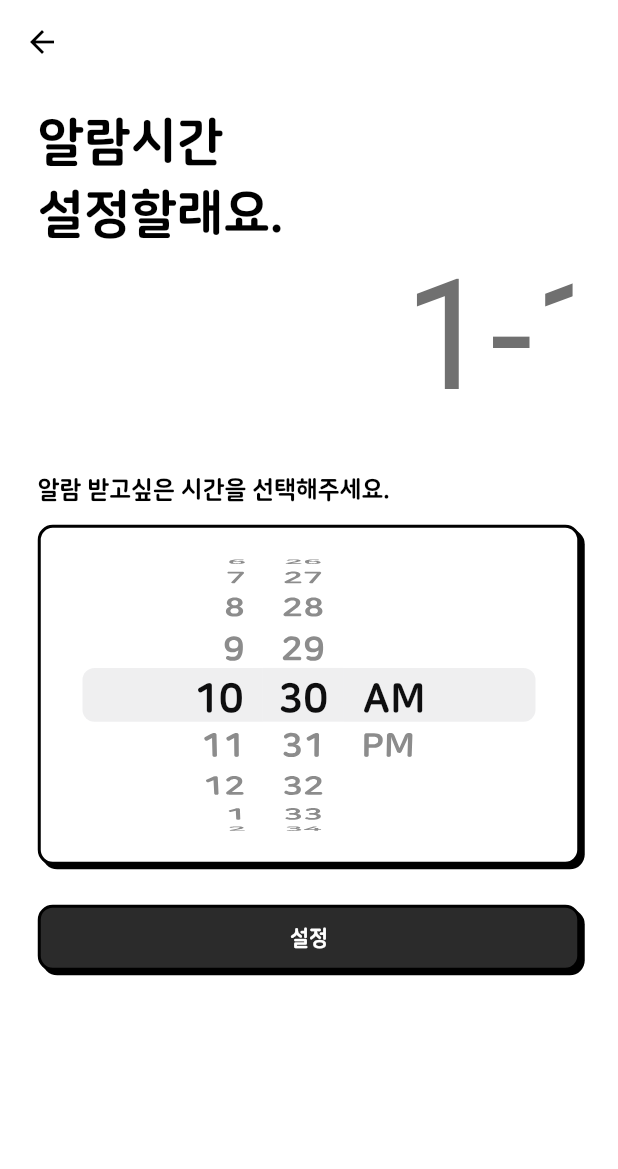
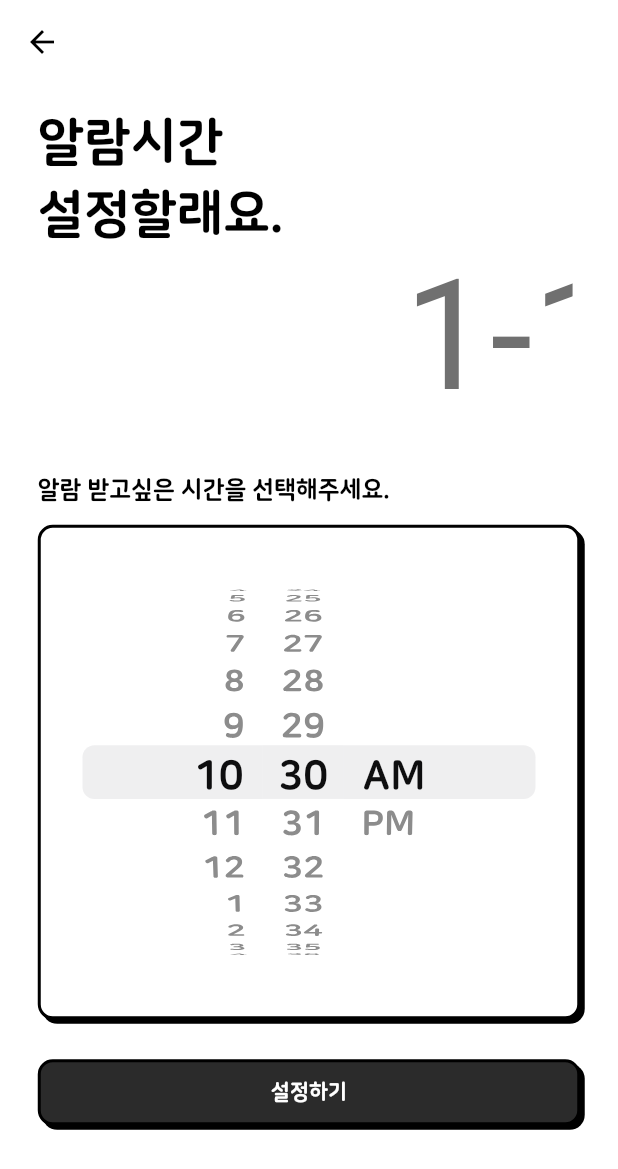
Before and after one commit to Heewookji/dhh_client, a Flutter app: the AlarmScreen screen opened by its route, on a phone screen of 412 x 824 dp. Shown: the top 1169 px of the screen. Run offline on Flutter 3.47's test engine with Material 2 defaults, Android fonts, the light colour scheme and no system bars; our stand-ins replace built_value, flutter_local_notifications, flutter_native_timezone, flutter_svg, sqflite, timezone; accounts and stored records are empty; generated files the repository leaves out were written again.

Commit message:
fix: ui 디테일 수정

```diff
--- a/lib/screens/alarm_screen.dart
+++ b/lib/screens/alarm_screen.dart
@@ -67,7 +67,7 @@ class _AlarmScreenState extends State<AlarmScreen> {
                 margin: EdgeInsets.only(bottom: _screenSize.height * 0.01621),
               ),
               Container(
-                height: _screenSize.height * 0.275,
+                height: _screenSize.height * 0.4,
                 child: CustomCard(
                   FutureBuilder<DateTime>(
                     future: NotificationService.getCurrentNotification(),
@@ -95,12 +95,15 @@ class _AlarmScreenState extends State<AlarmScreen> {
               ),
               Container(
                 child: CustomRaisedButton(
-                  '설정',
+                  '설정하기',
                   color: Colors.black,
                   onPressed: _setAlarmSchedule,
                   alignment: Alignment.center,
                 ),
-                margin: EdgeInsets.only(top: _screenSize.height * 0.03243),
+                margin: EdgeInsets.only(
+                  top: _screenSize.height * 0.03243,
+                  bottom: _screenSize.height * 0.03243,
+                ),
               ),
             ],
           ),
--- a/lib/widgets/home/character_finished_home.dart
+++ b/lib/widgets/home/character_finished_home.dart
@@ -92,20 +92,20 @@ class _CharacterHomeState extends State<CharacterFinishedHome> {
       children: [
         AnimatedContainer(
           duration: Duration(milliseconds: 300),
-          curve: Curves.easeInOutCirc,
+          curve: Curves.linear,
           width: character.id != chosenId ? homeSize.width * 0.2 : 0,
           height: character.id != chosenId ? homeSize.width * 0.1 : 0,
           margin: EdgeInsets.only(bottom: homeSize.height * 0.01),
         ),
         AnimatedContainer(
           duration: Duration(milliseconds: 300),
-          curve: Curves.easeInOutCirc,
+          curve: Curves.linear,
           width: character.id == chosenId ? homeSize.width * 0.2 : 0,
           height: character.id == chosenId ? homeSize.width * 0.1 : 0,
           child: character.id == chosenId
               ? CustomBubble(
                   FlatButton(
-                    child: Text('쓰기'),
+                    child: Text(''),
                     onPressed: () => _navigateFreeWriteScreen(character),
                   ),
                   Colors.white,
```
